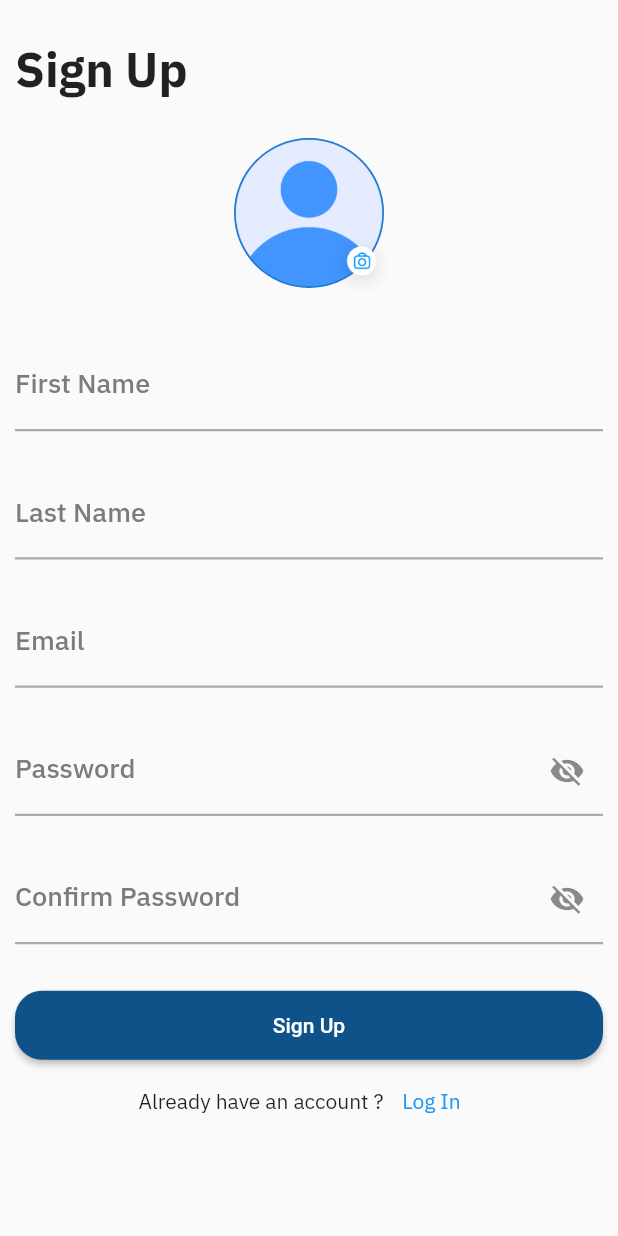
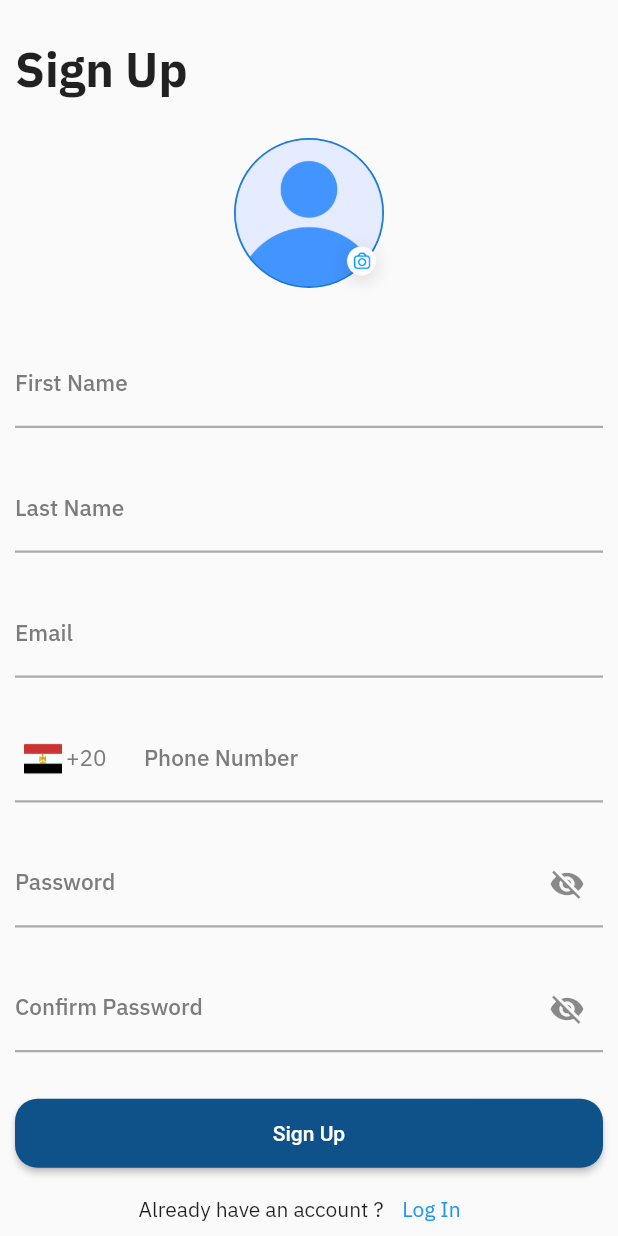
Before and after one commit to Smsrly/Smsrly-Application, a Flutter app: the SignUp screen opened directly, on a phone screen of 412 x 824 dp. Run offline on Flutter 3.47's test engine with Material 2 defaults, Android fonts, the phone set to English and light mode, and no system bars; our stand-ins replace awesome_dialog; missing offline and left inert: fl_country_code_picker; network calls fail.

Commit message:
added flCountryPicker

```diff
--- a/lib/ui/authentication_screens/on_boarding.dart
+++ b/lib/ui/authentication_screens/on_boarding.dart
@@ -2,6 +2,8 @@ import 'package:flutter/material.dart';
 import 'package:smsrly/ui/authentication_screens/login.dart';
 
 class OnBoarding extends StatelessWidget{
+  const OnBoarding({super.key});
+
 
   @override
   Widget build(BuildContext context) {
@@ -44,7 +46,7 @@ class OnBoarding extends StatelessWidget{
                         onPressed: () {
                           Navigator.of(context).pushReplacement(
                               MaterialPageRoute(builder: (_){
-                                return Login();
+                                return const Login();
                               })
                           );
 
--- a/lib/ui/authentication_screens/sign_up.dart
+++ b/lib/ui/authentication_screens/sign_up.dart
@@ -1,4 +1,6 @@
+import 'package:fl_country_code_picker/fl_country_code_picker.dart';
 import 'package:flutter/material.dart';
+import 'package:flutter/services.dart';
 import 'package:smsrly/ui/authentication_screens/login.dart';
 
 class SignUp extends StatefulWidget {
@@ -11,8 +13,9 @@ class SignUp extends StatefulWidget {
 class _SignUpState extends State<SignUp> {
   bool _isPasswordFieldNotVisible = true;
   bool _isConfirmPasswordFieldNotVisible = true;
-
-
+  final _countryPicker =const FlCountryCodePicker();
+  CountryCode? _countryCode;
+  Widget? _flag=Image.asset("images/egypt_flag.png");
   @override
   Widget build(BuildContext context) {
     return Scaffold(
@@ -85,10 +88,11 @@ class _SignUpState extends State<SignUp> {
 
                   TextFormField(
                     keyboardType: TextInputType.name,
+                    cursorColor: const Color.fromRGBO(124, 124, 124, 1),
                     decoration: const InputDecoration(
                       labelText: 'First Name',
                       labelStyle: TextStyle(
-                          fontSize: 18,fontFamily: 'IBMPlexSans',fontWeight: FontWeight.w500, color: Color.fromRGBO(124, 124, 124, 1)),
+                          fontSize: 15,fontFamily: 'IBMPlexSans',fontWeight: FontWeight.w500, color: Color.fromRGBO(124, 124, 124, 1)),
                       focusedBorder: UnderlineInputBorder(
                         borderSide: BorderSide(
                           color: Color.fromRGBO(14, 82, 137, 1),
@@ -111,10 +115,11 @@ class _SignUpState extends State<SignUp> {
 
                   TextFormField(
                     keyboardType: TextInputType.name,
+                    cursorColor: const Color.fromRGBO(124, 124, 124, 1),
                     decoration: const InputDecoration(
                       labelText: 'Last Name',
                       labelStyle: TextStyle(
-                          fontSize: 18, fontFamily: 'IBMPlexSans',fontWeight: FontWeight.w500,color: Color.fromRGBO(124, 124, 124, 1)),
+                          fontSize: 15, fontFamily: 'IBMPlexSans',fontWeight: FontWeight.w500,color: Color.fromRGBO(124, 124, 124, 1)),
                       focusedBorder: UnderlineInputBorder(
                         borderSide: BorderSide(
                           color: Color.fromRGBO(14, 82, 137, 1),
@@ -138,10 +143,12 @@ class _SignUpState extends State<SignUp> {
 
                   TextFormField(
                     keyboardType: TextInputType.emailAddress,
+
+                    cursorColor: const Color.fromRGBO(124, 124, 124, 1),
                     decoration: const InputDecoration(
                       labelText: 'Email',
                       labelStyle: TextStyle(
-                          fontSize: 18, fontFamily: 'IBMPlexSans',fontWeight: FontWeight.w500,color: Color.fromRGBO(124, 124, 124, 1)),
+                          fontSize: 15, fontFamily: 'IBMPlexSans',fontWeight: FontWeight.w500,color: Color.fromRGBO(124, 124, 124, 1)),
                       focusedBorder: UnderlineInputBorder(
                         borderSide: BorderSide(
                           color: Color.fromRGBO(14, 82, 137, 1),
@@ -161,9 +168,75 @@ class _SignUpState extends State<SignUp> {
                     height: 25,
                   ),
 
+                  TextFormField(
+                    keyboardType: TextInputType.number,
+                    textInputAction: TextInputAction.done,
+                    cursorColor: const Color.fromRGBO(124, 124, 124, 1),
+                    inputFormatters: <TextInputFormatter>[
+                      FilteringTextInputFormatter.digitsOnly
+                    ],
+                    maxLines: 1,
+
+                    decoration:  InputDecoration(
+                      focusedBorder: const UnderlineInputBorder(
+                        borderSide: BorderSide(
+                          color: Color.fromRGBO(14, 82, 137, 1),
+                          width: 2,
+                        ),
+                      ),
+                      enabledBorder: const UnderlineInputBorder(
+                        borderSide: BorderSide(
+                          color: Color.fromRGBO(170, 171, 170, 1),
+                          width: 1.5,
+                        ),
+                      ),
+
+
+                      labelText: 'Phone Number',
+                      labelStyle: const TextStyle(
+                          fontSize: 15, fontFamily: 'IBMPlexSans',fontWeight: FontWeight.w500,color: Color.fromRGBO(124, 124, 124, 1)),
+
+                      prefixIcon: Container(
+                        width: 80,
+
+                        padding: const EdgeInsets.all(3),
+                        margin: const EdgeInsets.all(3),
+
+
+                        child: InkWell(
+                          onTap: ()async{
+                            var code= await _countryPicker.showPicker(context: context);
+                            setState(() {
+                              if(code!=null){
+                                _countryCode=code;
+                                _flag=_countryCode?.flagImage;
+                              }
+                            });
+                          },
+                          child: Row(
+                            children: [
+                              SizedBox(
+                                width: 25,
+                                child: _countryCode!= null ? _countryCode?.flagImage:_flag,
+                              ),
+                              const SizedBox(width: 3,),
+                              Text(_countryCode == null ? "+20" : "${_countryCode?.dialCode}",style: const TextStyle(fontSize: 15,fontFamily: 'IBMPlexSans',fontWeight: FontWeight.w400,color: Color.fromRGBO(124, 124, 124, 1)),)
+                            ],
+                          ),
+                        ),
+                      ),
+
+                      ),
+                    ),
+
+                  const SizedBox(
+                    height: 25,
+                  ),
+
 
                   TextFormField(
                     obscureText: _isPasswordFieldNotVisible,
+                    cursorColor: const Color.fromRGBO(124, 124, 124, 1),
                     keyboardType: TextInputType.visiblePassword,
                     decoration:  InputDecoration(
                       labelText: 'Password',
@@ -173,7 +246,7 @@ class _SignUpState extends State<SignUp> {
                         });
                       }, icon: Icon(_isPasswordFieldNotVisible?Icons.visibility_off:Icons.visibility)),
                       labelStyle: const TextStyle(
-                          fontSize: 18, fontFamily: 'IBMPlexSans',fontWeight: FontWeight.w500,color: Color.fromRGBO(124, 124, 124, 1)),
+                          fontSize: 15, fontFamily: 'IBMPlexSans',fontWeight: FontWeight.w500,color: Color.fromRGBO(124, 124, 124, 1)),
                       focusedBorder: const UnderlineInputBorder(
                         borderSide: BorderSide(
                           color: Color.fromRGBO(14, 82, 137, 1),
@@ -197,6 +270,7 @@ class _SignUpState extends State<SignUp> {
 
                   TextFormField(
                     obscureText: _isConfirmPasswordFieldNotVisible,
+                    cursorColor: const Color.fromRGBO(124, 124, 124, 1),
                     keyboardType: TextInputType.visiblePassword,
                     decoration:  InputDecoration(
                       labelText: 'Confirm Password',
@@ -206,7 +280,7 @@ class _SignUpState extends State<SignUp> {
                         });
                       }, icon: Icon(_isConfirmPasswordFieldNotVisible?Icons.visibility_off:Icons.visibility)),
                       labelStyle: const TextStyle(
-                          fontSize: 18, fontFamily: 'IBMPlexSans',fontWeight: FontWeight.w500,color: Color.fromRGBO(124, 124, 124, 1)),
+                          fontSize: 15, fontFamily: 'IBMPlexSans',fontWeight: FontWeight.w500,color: Color.fromRGBO(124, 124, 124, 1)),
                       focusedBorder: const UnderlineInputBorder(
                         borderSide: BorderSide(
                           color: Color.fromRGBO(14, 82, 137, 1),
@@ -227,14 +301,14 @@ class _SignUpState extends State<SignUp> {
                   ),
 
 
-                  Container(
+                  SizedBox(
                     width: double.infinity,
                     child: ElevatedButton(
                       onPressed: () {},
                       style: ElevatedButton.styleFrom(
                         backgroundColor: const Color.fromRGBO(14, 82, 137, 1),
                         shape: RoundedRectangleBorder(
-                          borderRadius: BorderRadius.circular(18.0),
+                          borderRadius: BorderRadius.circular(15.0),
                         ),
                       ),
                       child: const Padding(
--- a/pubspec.yaml
+++ b/pubspec.yaml
@@ -38,6 +38,7 @@ dependencies:
   cupertino_icons: ^1.0.2
   awesome_dialog: ^3.0.2
   url_launcher: ^6.1.8
+  fl_country_code_picker: ^0.0.4
 dev_dependencies:
   flutter_test:
     sdk: flutter
@@ -95,6 +96,7 @@ flutter:
      - images/picture_for_login.png
      - images/profile_icon.png
      - images/camera_icon.png
+     - images/egypt_flag.png
   # An image asset can refer to one or more resolution-specific "variants", see
   # https://flutter.dev/assets-and-images/#resolution-aware
 
```
Also changed, not shown: images/egypt_flag.png (added), pubspec.lock.
